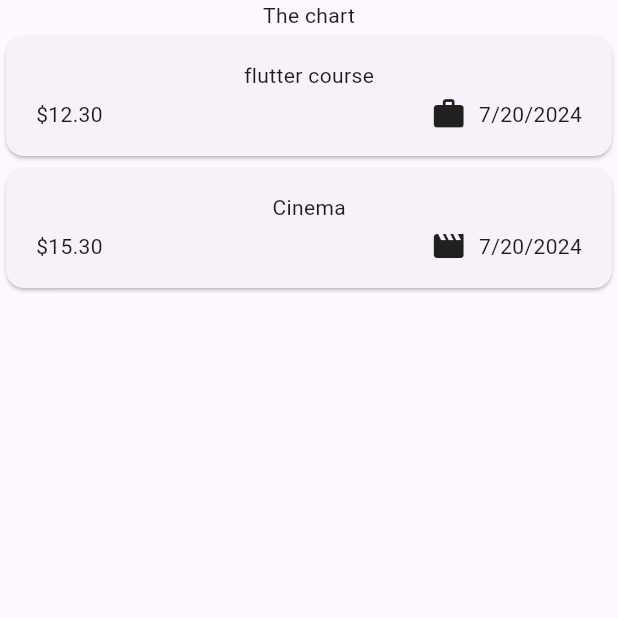
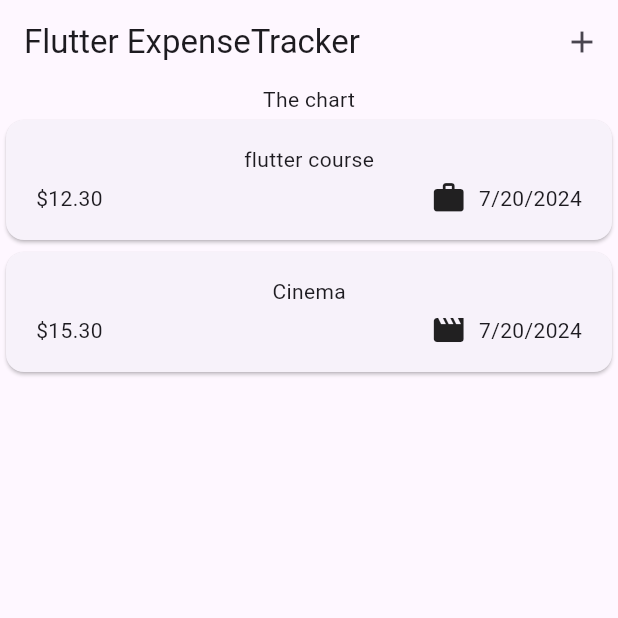
Before and after one commit to chebihiF/Suptech_M1_Flutter_exprense_tracker, a Flutter app: the screen it shows after launch, on a phone screen of 412 x 824 dp, the top half of it. Run offline on Flutter 3.47's test engine with Material 3 defaults, Android fonts, the phone set to English and light mode, and no system bars.

Commit message:
add NewExpense

```diff
--- a/lib/widgets/expenses.dart
+++ b/lib/widgets/expenses.dart
@@ -1,4 +1,5 @@
 import 'package:exprense_tracker/widgets/expenses_list/expenses_list.dart';
+import 'package:exprense_tracker/widgets/new_expense.dart';
 import 'package:flutter/material.dart';
 
 import '../models/expense.dart';
@@ -26,9 +27,20 @@ class _ExpensesState extends State<Expenses> {
         category: Category.leisure)
   ];
 
+  void _openAddExpenseOverlay() {
+    showModalBottomSheet(context: context, builder: (ctx) => NewExpense());
+  }
+
   @override
   Widget build(BuildContext context) {
     return Scaffold(
+      appBar: AppBar(
+        title: const Text('Flutter ExpenseTracker'),
+        actions: [
+          IconButton(
+              onPressed: _openAddExpenseOverlay, icon: const Icon(Icons.add))
+        ],
+      ),
       body: Column(
         children: [
           const Text("The chart"),
```
Also changed, not shown: lib/widgets/new_expense.dart (added, +27 -0 lines).
